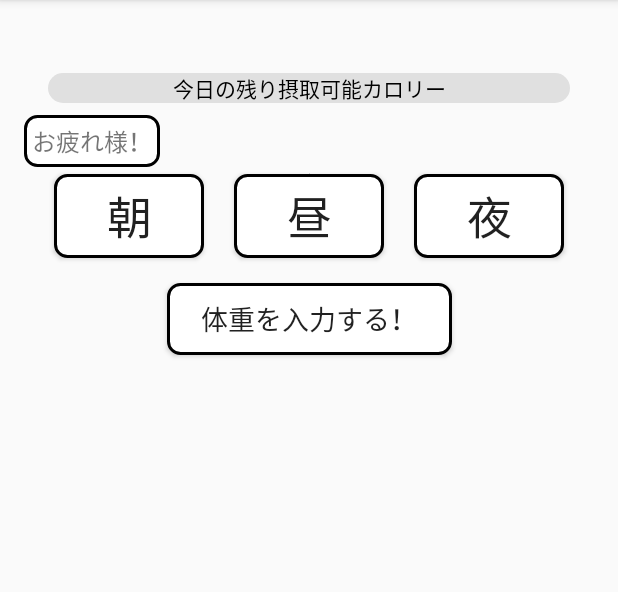
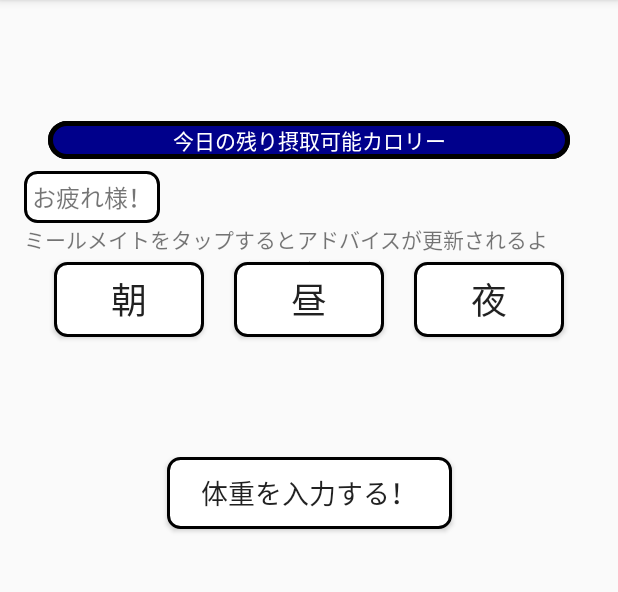
Before and after one commit to gochipon/DIS23-a, an Android app: the GameTopPage screen opened directly, with no data from a screen before it, on a phone screen of 412 x 824 dp, the part 84-676 px from its top. Run offline under Robolectric (Android 15) with nearby library versions, the phone set to English and light mode, and no system bars; our stand-ins replace Picasso; pictures from the network do not load; 5 statements that could not run were skipped.

Commit message:
UIの編集

```diff
--- a/DietApp/app/src/main/java/com/example/dietapp/GameTopPage.java
+++ b/DietApp/app/src/main/java/com/example/dietapp/GameTopPage.java
@@ -11,6 +11,7 @@ import android.content.Intent;
 import android.graphics.Bitmap;
 import android.graphics.BitmapFactory;
 import android.os.Bundle;
+import android.util.Log;
 import android.view.View;
 import android.widget.Button;
 import android.widget.ImageView;
@@ -69,10 +70,15 @@ public class GameTopPage extends AppCompatActivity {
         }
         float target_calories;
         float calories_ate;
-        target_calories = 7700 * (goal.getTargetWeight()-user.getWeight()) / (goal.getTargetDuration());
+        float calculatedCalories = tdee - (7700 * (user.getWeight() - goal.getTargetWeight()) / goal.getTargetDuration());
+        target_calories = Math.max(calculatedCalories, 1500);
+
         calories_ate = Food.getBreakfastCalories() + Food.getLunchCalories() + Food.getDinnerCalories();
+
         float difference = target_calories - calories_ate;
         int progress = (int) ((difference / target_calories) * 100);
+        Log.d("debug", "Progress: " + progress + ", Calories Ate: " + calories_ate + ", Target Calories: " + target_calories);
+
         SeekBar customSeekBar = findViewById(R.id.customSeekBar);
         customSeekBar.setOnTouchListener((v, event) -> true);
         customSeekBar.setProgress(progress);
--- a/DietApp/app/src/main/res/drawable/custom_seekbar_background.xml
+++ b/DietApp/app/src/main/res/drawable/custom_seekbar_background.xml
@@ -2,7 +2,7 @@
 <layer-list xmlns:android="http://schemas.android.com/apk/res/android">
     <item>
         <shape android:shape="rectangle">
-            <solid android:color="#E0E0E0"/>
+            <solid android:color="#716F6F"/>
             <corners android:radius="10dp"/>
             <size android:height="20dp"/>
         </shape>
--- /dev/null
+++ b/DietApp/app/src/main/res/drawable/seekbar_style.xml
@@ -0,0 +1,23 @@
+<?xml version="1.0" encoding="utf-8"?>
+<layer-list xmlns:android="http://schemas.android.com/apk/res/android">
+    <!-- Background Layer -->
+    <item>
+        <shape android:shape="rectangle">
+            <solid android:color="#B5ADAD"/>
+            <stroke android:width="3dp" android:color="#000000" />
+            <size android:height="25dp"/>
+            <corners android:radius="12.5dp" />
+        </shape>
+    </item>
+    <!-- Foreground Layer -->
+    <item android:id="@android:id/progress">
+        <clip>
+            <shape>
+                <solid android:color="@color/colorAccent" />
+                <stroke android:width="3dp" android:color="#000000" />
+                <size android:height="25dp"/>
+                <corners android:radius="12.5dp" />
+            </shape>
+        </clip>
+    </item>
+</layer-list>
--- a/DietApp/app/src/main/res/layout/activity_game_top_page.xml
+++ b/DietApp/app/src/main/res/layout/activity_game_top_page.xml
@@ -17,7 +17,7 @@
           android:layout_width="wrap_content"
           android:layout_height="wrap_content"
           android:text="ユーザー名"
-          android:textSize="24sp"
+          android:textSize="48dp"
           android:textStyle="bold"
           android:clickable="true"
           android:focusable="true"
@@ -26,17 +26,14 @@
           app:layout_constraintStart_toStartOf="parent"
           app:layout_constraintEnd_toEndOf="parent" />
 
-
       <!-- Custom SeekBar with label on top -->
-
-
       <SeekBar
           android:id="@+id/customSeekBar"
           android:layout_width="match_parent"
           android:layout_height="wrap_content"
           android:max="100"
           android:progress="50"
-          android:progressDrawable="@drawable/custom_seekbar_background"
+          android:progressDrawable="@drawable/seekbar_style"
           android:thumb="@android:color/transparent"
           app:layout_constraintTop_toBottomOf="@id/usernameTextView" />
 
@@ -45,7 +42,7 @@
           android:layout_width="wrap_content"
           android:layout_height="wrap_content"
           android:text="今日の残り摂取可能カロリー"
-          android:textColor="#000"
+          android:textColor="#ffffff"
           app:layout_constraintStart_toStartOf="@+id/customSeekBar"
           app:layout_constraintTop_toTopOf="@+id/customSeekBar"
           app:layout_constraintEnd_toEndOf="@+id/customSeekBar"
@@ -64,6 +61,15 @@
           android:layout_marginTop="8dp"
           tools:ignore="MissingConstraints" />
 
+      <TextView
+          android:id="@+id/reloadText"
+          android:layout_width="wrap_content"
+          android:layout_height="wrap_content"
+          android:text="ミールメイトをタップするとアドバイスが更新されるよ"
+          android:layout_marginBottom="4dp"
+          app:layout_constraintStart_toStartOf="parent"
+          app:layout_constraintTop_toBottomOf="@id/borderedTextView" />
+
       <!-- 中心の画像 -->
       <ImageView
           android:id="@+id/testImageView"
@@ -74,20 +80,22 @@
           android:clickable="true"
           android:focusable="true"
           android:onClick="handleImageClick"
-          app:layout_constraintTop_toBottomOf="@id/borderedTextView"
+          app:layout_constraintTop_toBottomOf="@id/reloadText"
           app:layout_constraintStart_toStartOf="parent"
           app:layout_constraintEnd_toEndOf="parent"
           app:layout_constraintVertical_bias="0.4"
           android:layout_marginTop="4dp"
           android:layout_marginBottom="4dp" />
 
+
+
       <!-- 朝のボタン -->
       <Button
           android:id="@+id/morningButton"
           android:layout_width="100dp"
-          android:layout_height="wrap_content"
+          android:layout_height="50dp"
           android:text="朝"
-          android:textSize="30sp"
+          android:textSize="24sp"
           android:gravity="center"
           android:background="@drawable/bordered_background"
           android:padding="5dp"
@@ -108,9 +116,9 @@
       <Button
           android:id="@+id/noonButton"
           android:layout_width="100dp"
-          android:layout_height="wrap_content"
+          android:layout_height="50dp"
           android:text="昼"
-          android:textSize="30sp"
+          android:textSize="24sp"
           android:gravity="center"
           android:background="@drawable/bordered_background"
           android:padding="5dp"
@@ -131,9 +139,9 @@
       <Button
           android:id="@+id/nightButton"
           android:layout_width="100dp"
-          android:layout_height="wrap_content"
+          android:layout_height="50dp"
           android:text="夜"
-          android:textSize="30sp"
+          android:textSize="24sp"
           android:gravity="center"
           android:background="@drawable/bordered_background"
           android:padding="5dp"
@@ -157,12 +165,12 @@
           android:layout_height="wrap_content"
           android:text="体重を入力する！"
           android:textSize="18sp"
-          android:layout_marginTop="16dp"
+          android:layout_marginTop="80dp"
           android:background="@drawable/bordered_background"
           android:padding="5dp"
           app:layout_constraintStart_toStartOf="parent"
           app:layout_constraintEnd_toEndOf="parent"
-          app:layout_constraintTop_toBottomOf="@id/nightImageView"
+          app:layout_constraintTop_toBottomOf="@id/nightButton"
           app:layout_constraintWidth_percent="0.5"/>
 
   </androidx.constraintlayout.widget.ConstraintLayout>
```
